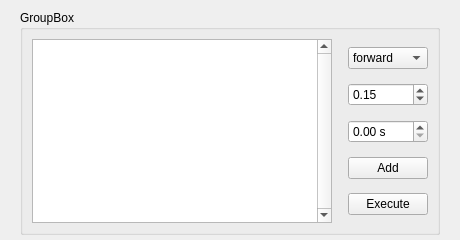
Old version of the form slam_client/SlamClient_PC/pathplanningwidget.ui in the repository marckolak/wtController.
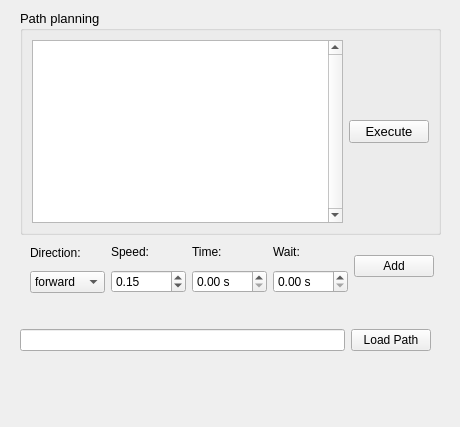
New version of the form.

Commit message: adds predefined path loading

```diff
--- a/slam_client/SlamClient_PC/pathplanningwidget.ui
+++ b/slam_client/SlamClient_PC/pathplanningwidget.ui
@@ -7,11 +7,11 @@
     <x>0</x>
     <y>0</y>
     <width>460</width>
-    <height>240</height>
+    <height>427</height>
    </rect>
   </property>
   <property name="sizePolicy">
-   <sizepolicy hsizetype="Preferred" vsizetype="Minimum">
+   <sizepolicy hsizetype="Preferred" vsizetype="Expanding">
     <horstretch>0</horstretch>
     <verstretch>0</verstretch>
    </sizepolicy>
@@ -19,7 +19,7 @@
   <property name="minimumSize">
    <size>
     <width>0</width>
-    <height>240</height>
+    <height>350</height>
    </size>
   </property>
   <property name="windowTitle">
@@ -30,12 +30,17 @@
     <rect>
      <x>20</x>
      <y>10</y>
-     <width>420</width>
+     <width>421</width>
      <height>225</height>
     </rect>
    </property>
+   <property name="font">
+    <font>
+     <pointsize>10</pointsize>
+    </font>
+   </property>
    <property name="title">
-    <string>GroupBox</string>
+    <string>Path planning</string>
    </property>
    <layout class="QHBoxLayout" name="horizontalLayout">
     <item>
@@ -46,10 +51,36 @@
      </widget>
     </item>
     <item>
-     <layout class="QVBoxLayout" name="verticalLayout" stretch="0,0,0,0,0">
-      <property name="leftMargin">
-       <number>10</number>
+     <widget class="QPushButton" name="executeButton">
+      <property name="text">
+       <string>Execute</string>
       </property>
+     </widget>
+    </item>
+   </layout>
+  </widget>
+  <widget class="QWidget" name="layoutWidget">
+   <property name="geometry">
+    <rect>
+     <x>20</x>
+     <y>240</y>
+     <width>414</width>
+     <height>53</height>
+    </rect>
+   </property>
+   <layout class="QHBoxLayout" name="horizontalLayout_6" stretch="0,0,0,0,0">
+    <property name="leftMargin">
+     <number>10</number>
+    </property>
+    <item>
+     <layout class="QVBoxLayout" name="verticalLayout_4">
+      <item>
+       <widget class="QLabel" name="label_5">
+        <property name="text">
+         <string>Direction:</string>
+        </property>
+       </widget>
+      </item>
       <item>
        <widget class="QComboBox" name="dirBox">
         <item>
@@ -74,6 +105,17 @@
         </item>
        </widget>
       </item>
+     </layout>
+    </item>
+    <item>
+     <layout class="QVBoxLayout" name="verticalLayout">
+      <item>
+       <widget class="QLabel" name="label">
+        <property name="text">
+         <string>Speed: </string>
+        </property>
+       </widget>
+      </item>
       <item>
        <widget class="QDoubleSpinBox" name="speedSpinBox">
         <property name="suffix">
@@ -93,6 +135,17 @@
         </property>
        </widget>
       </item>
+     </layout>
+    </item>
+    <item>
+     <layout class="QVBoxLayout" name="verticalLayout_2">
+      <item>
+       <widget class="QLabel" name="label_3">
+        <property name="text">
+         <string>Time: </string>
+        </property>
+       </widget>
+      </item>
       <item>
        <widget class="QDoubleSpinBox" name="timeSpinBox">
         <property name="suffix">
@@ -103,21 +156,54 @@
         </property>
        </widget>
       </item>
+     </layout>
+    </item>
+    <item>
+     <layout class="QVBoxLayout" name="verticalLayout_3">
       <item>
-       <widget class="QPushButton" name="addButton">
+       <widget class="QLabel" name="label_4">
         <property name="text">
-         <string>Add</string>
+         <string>Wait:</string>
         </property>
        </widget>
       </item>
       <item>
-       <widget class="QPushButton" name="executeButton">
-        <property name="text">
-         <string>Execute</string>
+       <widget class="QDoubleSpinBox" name="waitSpinBox">
+        <property name="suffix">
+         <string> s</string>
         </property>
        </widget>
       </item>
      </layout>
+    </item>
+    <item>
+     <widget class="QPushButton" name="addButton">
+      <property name="text">
+       <string>Add</string>
+      </property>
+     </widget>
+    </item>
+   </layout>
+  </widget>
+  <widget class="QWidget" name="horizontalLayoutWidget">
+   <property name="geometry">
+    <rect>
+     <x>20</x>
+     <y>300</y>
+     <width>411</width>
+     <height>80</height>
+    </rect>
+   </property>
+   <layout class="QHBoxLayout" name="horizontalLayout_2">
+    <item>
+     <widget class="QLineEdit" name="lineEdit"/>
+    </item>
+    <item>
+     <widget class="QPushButton" name="loadPathButton">
+      <property name="text">
+       <string>Load Path</string>
+      </property>
+     </widget>
     </item>
    </layout>
   </widget>
```
Left out of the diff: 20 changed lines with no effect on the pictures. The commit also changes 8 other files.
